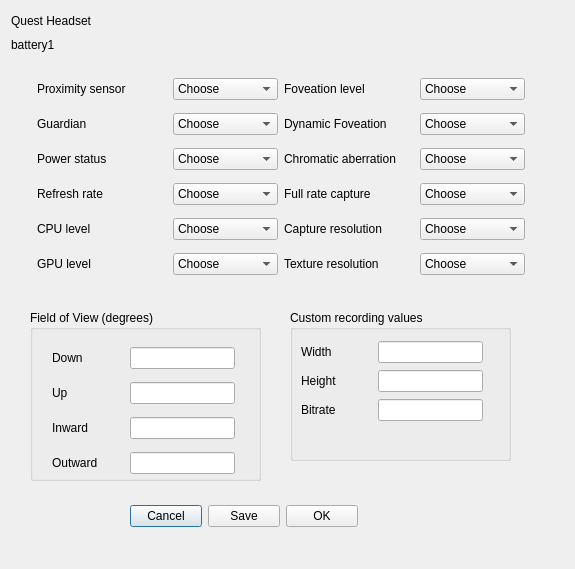
Qt form oculusdialog.ui (Eliminater74/adblink) before a commit.
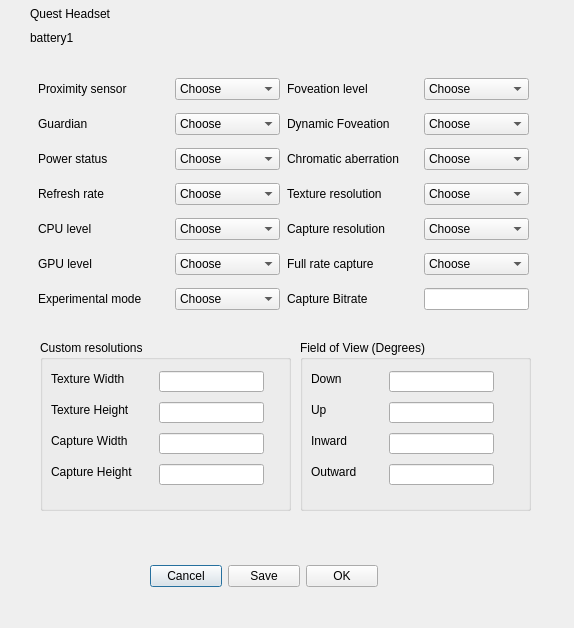
The same form after that commit.

What changed in the file:
```diff
--- a/oculusdialog.ui
+++ b/oculusdialog.ui
@@ -9,8 +9,8 @@
    <rect>
     <x>0</x>
     <y>0</y>
-    <width>575</width>
-    <height>569</height>
+    <width>574</width>
+    <height>628</height>
    </rect>
   </property>
   <property name="windowTitle">
@@ -19,8 +19,8 @@
   <widget class="QLabel" name="title">
    <property name="geometry">
     <rect>
-     <x>11</x>
-     <y>13</y>
+     <x>30</x>
+     <y>6</y>
      <width>151</width>
      <height>16</height>
     </rect>
@@ -32,8 +32,8 @@
   <widget class="QLabel" name="battery1Label">
    <property name="geometry">
     <rect>
-     <x>11</x>
-     <y>37</y>
+     <x>30</x>
+     <y>30</y>
      <width>300</width>
      <height>16</height>
     </rect>
@@ -57,8 +57,8 @@
   <widget class="QWidget" name="layoutWidget">
    <property name="geometry">
     <rect>
-     <x>130</x>
-     <y>500</y>
+     <x>150</x>
+     <y>560</y>
      <width>228</width>
      <height>32</height>
     </rect>
@@ -102,392 +102,13 @@
     </item>
    </layout>
   </widget>
-  <widget class="QGroupBox" name="groupBox">
-   <property name="geometry">
-    <rect>
-     <x>30</x>
-     <y>310</y>
-     <width>231</width>
-     <height>171</height>
-    </rect>
-   </property>
-   <property name="title">
-    <string>Field of View (degrees)</string>
-   </property>
-   <widget class="QWidget" name="layoutWidget">
-    <property name="geometry">
-     <rect>
-      <x>20</x>
-      <y>30</y>
-      <width>187</width>
-      <height>142</height>
-     </rect>
-    </property>
-    <layout class="QGridLayout" name="gridLayout">
-     <item row="1" column="0">
-      <widget class="QLabel" name="label_16">
-       <property name="minimumSize">
-        <size>
-         <width>70</width>
-         <height>0</height>
-        </size>
-       </property>
-       <property name="maximumSize">
-        <size>
-         <width>70</width>
-         <height>16777215</height>
-        </size>
-       </property>
-       <property name="text">
-        <string>Up</string>
-       </property>
-      </widget>
-     </item>
-     <item row="1" column="1">
-      <widget class="QLineEdit" name="fovup">
-       <property name="minimumSize">
-        <size>
-         <width>105</width>
-         <height>0</height>
-        </size>
-       </property>
-       <property name="maximumSize">
-        <size>
-         <width>105</width>
-         <height>16777215</height>
-        </size>
-       </property>
-       <property name="focusPolicy">
-        <enum>Qt::ClickFocus</enum>
-       </property>
-       <property name="toolTip">
-        <string>&lt;html&gt;&lt;head/&gt;&lt;body&gt;&lt;p&gt;&lt;span style=&quot; font-family:'Libre Franklin','Arial','Helvetica','sans-serif'; font-size:18px; font-weight:300; color:#363940; background-color:#ffffff;&quot;&gt;Field of view upward in degrees&lt;/span&gt;&lt;/p&gt;&lt;/body&gt;&lt;/html&gt;</string>
-       </property>
-       <property name="text">
-        <string/>
-       </property>
-       <property name="clearButtonEnabled">
-        <bool>false</bool>
-       </property>
-      </widget>
-     </item>
-     <item row="2" column="0">
-      <widget class="QLabel" name="label_17">
-       <property name="minimumSize">
-        <size>
-         <width>70</width>
-         <height>0</height>
-        </size>
-       </property>
-       <property name="maximumSize">
-        <size>
-         <width>70</width>
-         <height>16777215</height>
-        </size>
-       </property>
-       <property name="text">
-        <string>Inward</string>
-       </property>
-      </widget>
-     </item>
-     <item row="0" column="0">
-      <widget class="QLabel" name="label_18">
-       <property name="minimumSize">
-        <size>
-         <width>70</width>
-         <height>0</height>
-        </size>
-       </property>
-       <property name="maximumSize">
-        <size>
-         <width>70</width>
-         <height>16777215</height>
-        </size>
-       </property>
-       <property name="text">
-        <string>Down</string>
-       </property>
-      </widget>
-     </item>
-     <item row="3" column="1">
-      <widget class="QLineEdit" name="fovout">
-       <property name="minimumSize">
-        <size>
-         <width>105</width>
-         <height>0</height>
-        </size>
-       </property>
-       <property name="maximumSize">
-        <size>
-         <width>105</width>
-         <height>16777215</height>
-        </size>
-       </property>
-       <property name="focusPolicy">
-        <enum>Qt::ClickFocus</enum>
-       </property>
-       <property name="toolTip">
-        <string>&lt;html&gt;&lt;head/&gt;&lt;body&gt;&lt;p&gt;&lt;span style=&quot; font-family:'Libre Franklin','Arial','Helvetica','sans-serif'; font-size:18px; font-weight:300; color:#363940; background-color:#ffffff;&quot;&gt;Field of view outward in degrees&lt;/span&gt;&lt;/p&gt;&lt;/body&gt;&lt;/html&gt;</string>
-       </property>
-       <property name="text">
-        <string/>
-       </property>
-       <property name="clearButtonEnabled">
-        <bool>false</bool>
-       </property>
-      </widget>
-     </item>
-     <item row="0" column="1">
-      <widget class="QLineEdit" name="fovdown">
-       <property name="minimumSize">
-        <size>
-         <width>105</width>
-         <height>0</height>
-        </size>
-       </property>
-       <property name="maximumSize">
-        <size>
-         <width>105</width>
-         <height>16777215</height>
-        </size>
-       </property>
-       <property name="focusPolicy">
-        <enum>Qt::ClickFocus</enum>
-       </property>
-       <property name="toolTip">
-        <string>&lt;html&gt;&lt;head/&gt;&lt;body&gt;&lt;p&gt;&lt;span style=&quot; font-family:'Libre Franklin','Arial','Helvetica','sans-serif'; font-size:18px; font-weight:300; color:#363940; background-color:#ffffff;&quot;&gt;Field of view downward in degrees&lt;/span&gt;&lt;/p&gt;&lt;/body&gt;&lt;/html&gt;</string>
-       </property>
-       <property name="text">
-        <string/>
-       </property>
-       <property name="clearButtonEnabled">
-        <bool>false</bool>
-       </property>
-      </widget>
-     </item>
-     <item row="3" column="0">
-      <widget class="QLabel" name="label_19">
-       <property name="minimumSize">
-        <size>
-         <width>70</width>
-         <height>0</height>
-        </size>
-       </property>
-       <property name="maximumSize">
-        <size>
-         <width>70</width>
-         <height>16777215</height>
-        </size>
-       </property>
-       <property name="text">
-        <string>Outward</string>
-       </property>
-      </widget>
-     </item>
-     <item row="2" column="1">
-      <widget class="QLineEdit" name="fovin">
-       <property name="minimumSize">
-        <size>
-         <width>105</width>
-         <height>0</height>
-        </size>
-       </property>
-       <property name="maximumSize">
-        <size>
-         <width>105</width>
-         <height>16777215</height>
-        </size>
-       </property>
-       <property name="focusPolicy">
-        <enum>Qt::ClickFocus</enum>
-       </property>
-       <property name="toolTip">
-        <string>&lt;html&gt;&lt;head/&gt;&lt;body&gt;&lt;p&gt;&lt;span style=&quot; font-family:'Libre Franklin','Arial','Helvetica','sans-serif'; font-size:18px; font-weight:300; color:#363940; background-color:#ffffff;&quot;&gt;Field of view inward in degrees&lt;/span&gt;&lt;/p&gt;&lt;/body&gt;&lt;/html&gt;</string>
-       </property>
-       <property name="text">
-        <string/>
-       </property>
-       <property name="clearButtonEnabled">
-        <bool>false</bool>
-       </property>
-      </widget>
-     </item>
-    </layout>
-   </widget>
-  </widget>
-  <widget class="QGroupBox" name="groupBox_2">
-   <property name="geometry">
-    <rect>
-     <x>290</x>
-     <y>310</y>
-     <width>221</width>
-     <height>151</height>
-    </rect>
-   </property>
-   <property name="title">
-    <string>Custom recording values</string>
-   </property>
-   <widget class="QWidget" name="layoutWidget">
-    <property name="geometry">
-     <rect>
-      <x>10</x>
-      <y>30</y>
-      <width>185</width>
-      <height>85</height>
-     </rect>
-    </property>
-    <layout class="QGridLayout" name="gridLayout_2">
-     <item row="0" column="0">
-      <widget class="QLabel" name="label_13">
-       <property name="minimumSize">
-        <size>
-         <width>70</width>
-         <height>0</height>
-        </size>
-       </property>
-       <property name="maximumSize">
-        <size>
-         <width>70</width>
-         <height>16777215</height>
-        </size>
-       </property>
-       <property name="text">
-        <string>Width</string>
-       </property>
-      </widget>
-     </item>
-     <item row="0" column="1">
-      <widget class="QLineEdit" name="customWidth">
-       <property name="minimumSize">
-        <size>
-         <width>105</width>
-         <height>0</height>
-        </size>
-       </property>
-       <property name="maximumSize">
-        <size>
-         <width>105</width>
-         <height>16777215</height>
-        </size>
-       </property>
-       <property name="focusPolicy">
-        <enum>Qt::ClickFocus</enum>
-       </property>
-       <property name="toolTip">
-        <string>&lt;html&gt;&lt;head/&gt;&lt;body&gt;&lt;p&gt;&lt;span style=&quot; font-family:'Libre Franklin','Arial','Helvetica','sans-serif'; font-size:18px; font-weight:300; color:#363940; background-color:#ffffff;&quot;&gt;Override the default texture resolution width&lt;/span&gt;&lt;/p&gt;&lt;/body&gt;&lt;/html&gt;</string>
-       </property>
-       <property name="text">
-        <string/>
-       </property>
-       <property name="clearButtonEnabled">
-        <bool>true</bool>
-       </property>
-      </widget>
-     </item>
-     <item row="1" column="0">
-      <widget class="QLabel" name="label_14">
-       <property name="minimumSize">
-        <size>
-         <width>70</width>
-         <height>0</height>
-        </size>
-       </property>
-       <property name="maximumSize">
-        <size>
-         <width>70</width>
-         <height>16777215</height>
-        </size>
-       </property>
-       <property name="text">
-        <string>Height</string>
-       </property>
-      </widget>
-     </item>
-     <item row="1" column="1">
-      <widget class="QLineEdit" name="customHeight">
-       <property name="minimumSize">
-        <size>
-         <width>105</width>
-         <height>0</height>
-        </size>
-       </property>
-       <property name="maximumSize">
-        <size>
-         <width>105</width>
-         <height>16777215</height>
-        </size>
-       </property>
-       <property name="focusPolicy">
-        <enum>Qt::ClickFocus</enum>
-       </property>
-       <property name="toolTip">
-        <string>&lt;html&gt;&lt;head/&gt;&lt;body&gt;&lt;p&gt;&lt;span style=&quot; font-family:'Libre Franklin','Arial','Helvetica','sans-serif'; font-size:18px; font-weight:300; color:#363940; background-color:#ffffff;&quot;&gt;Override the default texture resolution height&lt;/span&gt;&lt;/p&gt;&lt;/body&gt;&lt;/html&gt;</string>
-       </property>
-       <property name="text">
-        <string/>
-       </property>
-       <property name="clearButtonEnabled">
-        <bool>true</bool>
-       </property>
-      </widget>
-     </item>
-     <item row="2" column="0">
-      <widget class="QLabel" name="label_15">
-       <property name="minimumSize">
-        <size>
-         <width>70</width>
-         <height>0</height>
-        </size>
-       </property>
-       <property name="maximumSize">
-        <size>
-         <width>70</width>
-         <height>16777215</height>
-        </size>
-       </property>
-       <property name="text">
-        <string>Bitrate</string>
-       </property>
-      </widget>
-     </item>
-     <item row="2" column="1">
-      <widget class="QLineEdit" name="customBitrate">
-       <property name="minimumSize">
-        <size>
-         <width>105</width>
-         <height>0</height>
-        </size>
-       </property>
-       <property name="maximumSize">
-        <size>
-         <width>105</width>
-         <height>16777215</height>
-        </size>
-       </property>
-       <property name="focusPolicy">
-        <enum>Qt::ClickFocus</enum>
-       </property>
-       <property name="toolTip">
-        <string>&lt;html&gt;&lt;head/&gt;&lt;body&gt;&lt;p&gt;&lt;span style=&quot; font-family:'Libre Franklin','Arial','Helvetica','sans-serif'; font-size:18px; font-weight:300; color:#363940; background-color:#ffffff;&quot;&gt;Override the default capture bitrate. &lt;/span&gt;&lt;/p&gt;&lt;/body&gt;&lt;/html&gt;</string>
-       </property>
-       <property name="text">
-        <string/>
-       </property>
-       <property name="clearButtonEnabled">
-        <bool>true</bool>
-       </property>
-      </widget>
-     </item>
-    </layout>
-   </widget>
-  </widget>
   <widget class="QWidget" name="layoutWidget">
    <property name="geometry">
     <rect>
      <x>37</x>
      <y>71</y>
-     <width>488</width>
-     <height>212</height>
+     <width>494</width>
+     <height>248</height>
     </rect>
    </property>
    <layout class="QGridLayout" name="gridLayout_3">
@@ -898,26 +519,26 @@
      </widget>
     </item>
     <item row="3" column="2">
-     <widget class="QLabel" name="label_10">
+     <widget class="QLabel" name="label_12">
       <property name="minimumSize">
        <size>
         <width>130</width>
-        <height>16</height>
+        <height>0</height>
        </size>
       </property>
       <property name="maximumSize">
        <size>
         <width>130</width>
-        <height>16</height>
+        <height>16777215</height>
        </size>
       </property>
       <property name="text">
-       <string>Full rate capture</string>
+       <string>Texture resolution</string>
       </property>
      </widget>
     </item>
     <item row="3" column="3">
-     <widget class="QComboBox" name="ratecaptureBox">
+     <widget class="QComboBox" name="textureBox">
       <property name="minimumSize">
        <size>
         <width>105</width>
@@ -931,7 +552,10 @@
        </size>
       </property>
       <property name="toolTip">
-       <string>&lt;html&gt;&lt;head/&gt;&lt;body&gt;&lt;p&gt;&lt;span style=&quot; font-family:'Libre Franklin','Arial','Helvetica','sans-serif'; font-size:18px; font-weight:300; color:#363940; background-color:#ffffff;&quot;&gt;Used to enable / disable video capture at full refresh rate. It is half by default.&lt;/span&gt;&lt;/p&gt;&lt;/body&gt;&lt;/html&gt;</string>
+       <string>&lt;html&gt;&lt;head/&gt;&lt;body&gt;&lt;p&gt;&lt;span style=&quot; font-family:'-apple-system','system-ui','Segoe UI Adjusted','Segoe UI','Liberation Sans','sans-serif'; font-size:15px; color:#0c0d0e; background-color:#ffffff;&quot;&gt;Change the&lt;/span&gt;&lt;span style=&quot; font-family:'Noto Sans','Arial','sans-serif'; font-size:14px; color:#1c1c1c; background-color:#ffffff;&quot;&gt; default resolution setting at which the Quest headset renders apps&lt;/span&gt;&lt;/p&gt;&lt;/body&gt;&lt;/html&gt;</string>
+      </property>
+      <property name="editable">
+       <bool>false</bool>
       </property>
       <item>
        <property name="text">
@@ -1150,29 +774,29 @@
      </widget>
     </item>
     <item row="5" column="2">
-     <widget class="QLabel" name="label_12">
+     <widget class="QLabel" name="label_10">
       <property name="minimumSize">
        <size>
         <width>130</width>
-        <height>0</height>
+        <height>16</height>
        </size>
       </property>
       <property name="maximumSize">
        <size>
         <width>130</width>
-        <height>16777215</height>
+        <height>16</height>
        </size>
       </property>
       <property name="toolTip">
        <string>&lt;html&gt;&lt;head/&gt;&lt;body&gt;&lt;p&gt;&lt;span style=&quot; font-family:'Libre Franklin','Arial','Helvetica','sans-serif'; font-size:18px; font-weight:300; color:#363940; background-color:#ffffff;&quot;&gt;Override the default texture resolution&lt;/span&gt;&lt;/p&gt;&lt;/body&gt;&lt;/html&gt;</string>
       </property>
       <property name="text">
-       <string>Texture resolution</string>
+       <string>Full rate capture</string>
       </property>
      </widget>
     </item>
     <item row="5" column="3">
-     <widget class="QComboBox" name="textureBox">
+     <widget class="QComboBox" name="ratecaptureBox">
       <property name="minimumSize">
        <size>
         <width>105</width>
@@ -1186,7 +810,63 @@
        </size>
       </property>
       <property name="toolTip">
-       <string>&lt;html&gt;&lt;head/&gt;&lt;body&gt;&lt;p&gt;&lt;span style=&quot; font-family:'-apple-system','system-ui','Segoe UI Adjusted','Segoe UI','Liberation Sans','sans-serif'; font-size:15px; color:#0c0d0e; background-color:#ffffff;&quot;&gt;This will set whether to keep your device awake (prevent sleeping) or not while it's being charged on specific platform: USB charging, AC power, wireless charging, or all of them.&lt;/span&gt;&lt;/p&gt;&lt;/body&gt;&lt;/html&gt;</string>
+       <string>&lt;html&gt;&lt;head/&gt;&lt;body&gt;&lt;p&gt;&lt;span style=&quot; font-family:'Libre Franklin','Arial','Helvetica','sans-serif'; font-size:18px; font-weight:300; color:#363940; background-color:#ffffff;&quot;&gt;Used to enable / disable video capture at full refresh rate. It is half by default.&lt;/span&gt;&lt;/p&gt;&lt;/body&gt;&lt;/html&gt;</string>
+      </property>
+      <item>
+       <property name="text">
+        <string>Choose</string>
+       </property>
+      </item>
+      <item>
+       <property name="text">
+        <string>Enable</string>
+       </property>
+      </item>
+      <item>
+       <property name="text">
+        <string>Disable</string>
+       </property>
+      </item>
+     </widget>
+    </item>
+    <item row="6" column="0">
+     <widget class="QLabel" name="label_20">
+      <property name="minimumSize">
+       <size>
+        <width>130</width>
+        <height>0</height>
+       </size>
+      </property>
+      <property name="maximumSize">
+       <size>
+        <width>130</width>
+        <height>16777215</height>
+       </size>
+      </property>
+      <property name="toolTip">
+       <string>&lt;html&gt;&lt;head/&gt;&lt;body&gt;&lt;p&gt;&lt;span style=&quot; font-family:'Libre Franklin','Arial','Helvetica','sans-serif'; font-size:18px; font-weight:300; color:#363940; background-color:#ffffff;&quot;&gt;Override the default texture resolution&lt;/span&gt;&lt;/p&gt;&lt;/body&gt;&lt;/html&gt;</string>
+      </property>
+      <property name="text">
+       <string>Experimental mode</string>
+      </property>
+     </widget>
+    </item>
+    <item row="6" column="1">
+     <widget class="QComboBox" name="experBox">
+      <property name="minimumSize">
+       <size>
+        <width>105</width>
+        <height>0</height>
+       </size>
+      </property>
+      <property name="maximumSize">
+       <size>
+        <width>105</width>
+        <height>16777215</height>
+       </size>
+      </property>
+      <property name="toolTip">
+       <string>&lt;html&gt;&lt;head/&gt;&lt;body&gt;&lt;p&gt;&lt;span style=&quot; font-family:'-apple-system','system-ui','Segoe UI Adjusted','Segoe UI','Liberation Sans','sans-serif'; font-size:15px; color:#0c0d0e; background-color:#ffffff;&quot;&gt;Set experimental mode, allowing access to functions that may otherwise be innaccesible.&lt;/span&gt;&lt;/p&gt;&lt;/body&gt;&lt;/html&gt;</string>
       </property>
       <property name="editable">
        <bool>false</bool>
@@ -1208,8 +888,553 @@
       </item>
      </widget>
     </item>
+    <item row="6" column="2">
+     <widget class="QLabel" name="label_25">
+      <property name="minimumSize">
+       <size>
+        <width>100</width>
+        <height>0</height>
+       </size>
+      </property>
+      <property name="maximumSize">
+       <size>
+        <width>100</width>
+        <height>16777215</height>
+       </size>
+      </property>
+      <property name="text">
+       <string>Capture Bitrate</string>
+      </property>
+     </widget>
+    </item>
+    <item row="6" column="3">
+     <widget class="QLineEdit" name="captureBitrate">
+      <property name="minimumSize">
+       <size>
+        <width>105</width>
+        <height>0</height>
+       </size>
+      </property>
+      <property name="maximumSize">
+       <size>
+        <width>105</width>
+        <height>16777215</height>
+       </size>
+      </property>
+      <property name="focusPolicy">
+       <enum>Qt::ClickFocus</enum>
+      </property>
+      <property name="toolTip">
+       <string>&lt;html&gt;&lt;head/&gt;&lt;body&gt;&lt;p&gt;&lt;span style=&quot; font-family:'Libre Franklin','Arial','Helvetica','sans-serif'; font-size:18px; font-weight:300; color:#363940; background-color:#ffffff;&quot;&gt;Override the default capture bitrate. &lt;/span&gt;&lt;/p&gt;&lt;/body&gt;&lt;/html&gt;</string>
+      </property>
+      <property name="text">
+       <string/>
+      </property>
+      <property name="clearButtonEnabled">
+       <bool>true</bool>
+      </property>
+     </widget>
+    </item>
    </layout>
   </widget>
+  <widget class="QGroupBox" name="groupBox">
+   <property name="geometry">
+    <rect>
+     <x>40</x>
+     <y>340</y>
+     <width>251</width>
+     <height>171</height>
+    </rect>
+   </property>
+   <property name="title">
+    <string>Custom resolutions</string>
+   </property>
+   <widget class="QLabel" name="label_21">
+    <property name="geometry">
+     <rect>
+      <x>11</x>
+      <y>31</y>
+      <width>100</width>
+      <height>16</height>
+     </rect>
+    </property>
+    <property name="minimumSize">
+     <size>
+      <width>100</width>
+      <height>0</height>
+     </size>
+    </property>
+    <property name="maximumSize">
+     <size>
+      <width>100</width>
+      <height>16777215</height>
+     </size>
+    </property>
+    <property name="text">
+     <string>Texture Width</string>
+    </property>
+   </widget>
+   <widget class="QLineEdit" name="textureWidth">
+    <property name="geometry">
+     <rect>
+      <x>119</x>
+      <y>31</y>
+      <width>105</width>
+      <height>21</height>
+     </rect>
+    </property>
+    <property name="minimumSize">
+     <size>
+      <width>105</width>
+      <height>0</height>
+     </size>
+    </property>
+    <property name="maximumSize">
+     <size>
+      <width>105</width>
+      <height>16777215</height>
+     </size>
+    </property>
+    <property name="focusPolicy">
+     <enum>Qt::ClickFocus</enum>
+    </property>
+    <property name="toolTip">
+     <string>&lt;html&gt;&lt;head/&gt;&lt;body&gt;&lt;p&gt;&lt;span style=&quot; font-family:'Libre Franklin','Arial','Helvetica','sans-serif'; font-size:18px; font-weight:300; color:#363940; background-color:#ffffff;&quot;&gt;Override the default texture resolution width&lt;/span&gt;&lt;/p&gt;&lt;/body&gt;&lt;/html&gt;</string>
+    </property>
+    <property name="text">
+     <string/>
+    </property>
+    <property name="clearButtonEnabled">
+     <bool>true</bool>
+    </property>
+   </widget>
+   <widget class="QLabel" name="label_23">
+    <property name="geometry">
+     <rect>
+      <x>11</x>
+      <y>62</y>
+      <width>100</width>
+      <height>16</height>
+     </rect>
+    </property>
+    <property name="minimumSize">
+     <size>
+      <width>100</width>
+      <height>0</height>
+     </size>
+    </property>
+    <property name="maximumSize">
+     <size>
+      <width>100</width>
+      <height>16777215</height>
+     </size>
+    </property>
+    <property name="text">
+     <string>Texture Height</string>
+    </property>
+   </widget>
+   <widget class="QLineEdit" name="textureHeight">
+    <property name="geometry">
+     <rect>
+      <x>119</x>
+      <y>62</y>
+      <width>105</width>
+      <height>21</height>
+     </rect>
+    </property>
+    <property name="minimumSize">
+     <size>
+      <width>105</width>
+      <height>0</height>
+     </size>
+    </property>
+    <property name="maximumSize">
+     <size>
+      <width>105</width>
+      <height>16777215</height>
+     </size>
+    </property>
+    <property name="focusPolicy">
+     <enum>Qt::ClickFocus</enum>
+    </property>
+    <property name="toolTip">
+     <string>&lt;html&gt;&lt;head/&gt;&lt;body&gt;&lt;p&gt;&lt;span style=&quot; font-family:'Libre Franklin','Arial','Helvetica','sans-serif'; font-size:18px; font-weight:300; color:#363940; background-color:#ffffff;&quot;&gt;Override the default texture resolution height&lt;/span&gt;&lt;/p&gt;&lt;/body&gt;&lt;/html&gt;</string>
+    </property>
+    <property name="text">
+     <string/>
+    </property>
+    <property name="clearButtonEnabled">
+     <bool>true</bool>
+    </property>
+   </widget>
+   <widget class="QLabel" name="label_22">
+    <property name="geometry">
+     <rect>
+      <x>11</x>
+      <y>93</y>
+      <width>100</width>
+      <height>16</height>
+     </rect>
+    </property>
+    <property name="minimumSize">
+     <size>
+      <width>100</width>
+      <height>0</height>
+     </size>
+    </property>
+    <property name="maximumSize">
+     <size>
+      <width>100</width>
+      <height>16777215</height>
+     </size>
+    </property>
+    <property name="text">
+     <string>Capture Width</string>
+    </property>
+   </widget>
+   <widget class="QLineEdit" name="captureWidth">
+    <property name="geometry">
+     <rect>
+      <x>119</x>
+      <y>93</y>
+      <width>105</width>
+      <height>21</height>
+     </rect>
+    </property>
+    <property name="minimumSize">
+     <size>
+      <width>105</width>
+      <height>0</height>
+     </size>
+    </property>
+    <property name="maximumSize">
+     <size>
+      <width>105</width>
+      <height>16777215</height>
+     </size>
+    </property>
+    <property name="focusPolicy">
+     <enum>Qt::ClickFocus</enum>
+    </property>
+    <property name="toolTip">
+     <string>&lt;html&gt;&lt;head/&gt;&lt;body&gt;&lt;p&gt;&lt;span style=&quot; font-family:'Libre Franklin','Arial','Helvetica','sans-serif'; font-size:18px; font-weight:300; color:#363940; background-color:#ffffff;&quot;&gt;Override the default capture resolution width&lt;/span&gt;&lt;/p&gt;&lt;/body&gt;&lt;/html&gt;</string>
+    </property>
+    <property name="text">
+     <string/>
+    </property>
+    <property name="clearButtonEnabled">
+     <bool>true</bool>
+    </property>
+   </widget>
+   <widget class="QLabel" name="label_24">
+    <property name="geometry">
+     <rect>
+      <x>11</x>
+      <y>124</y>
+      <width>100</width>
+      <height>16</height>
+     </rect>
+    </property>
+    <property name="minimumSize">
+     <size>
+      <width>100</width>
+      <height>0</height>
+     </size>
+    </property>
+    <property name="maximumSize">
+     <size>
+      <width>100</width>
+      <height>16777215</height>
+     </size>
+    </property>
+    <property name="text">
+     <string>Capture Height</string>
+    </property>
+   </widget>
+   <widget class="QLineEdit" name="captureHeight">
+    <property name="geometry">
+     <rect>
+      <x>119</x>
+      <y>124</y>
+      <width>105</width>
+      <height>21</height>
+     </rect>
+    </property>
+    <property name="minimumSize">
+     <size>
+      <width>105</width>
+      <height>0</height>
+     </size>
+    </property>
+    <property name="maximumSize">
+     <size>
+      <width>105</width>
+      <height>16777215</height>
+     </size>
+    </property>
+    <property name="focusPolicy">
+     <enum>Qt::ClickFocus</enum>
+    </property>
+    <property name="toolTip">
+     <string>&lt;html&gt;&lt;head/&gt;&lt;body&gt;&lt;p&gt;&lt;span style=&quot; font-family:'Libre Franklin','Arial','Helvetica','sans-serif'; font-size:18px; font-weight:300; color:#363940; background-color:#ffffff;&quot;&gt;Override the default capture resolution height&lt;/span&gt;&lt;/p&gt;&lt;/body&gt;&lt;/html&gt;</string>
+    </property>
+    <property name="text">
+     <string/>
+    </property>
+    <property name="clearButtonEnabled">
+     <bool>true</bool>
+    </property>
+   </widget>
+  </widget>
+  <widget class="QGroupBox" name="groupBox_2">
+   <property name="geometry">
+    <rect>
+     <x>300</x>
+     <y>340</y>
+     <width>231</width>
+     <height>171</height>
+    </rect>
+   </property>
+   <property name="title">
+    <string>Field of View (Degrees)</string>
+   </property>
+   <widget class="QLabel" name="label_18">
+    <property name="geometry">
+     <rect>
+      <x>11</x>
+      <y>31</y>
+      <width>70</width>
+      <height>16</height>
+     </rect>
+    </property>
+    <property name="minimumSize">
+     <size>
+      <width>70</width>
+      <height>0</height>
+     </size>
+    </property>
+    <property name="maximumSize">
+     <size>
+      <width>70</width>
+      <height>16777215</height>
+     </size>
+    </property>
+    <property name="text">
+     <string>Down</string>
+    </property>
+   </widget>
+   <widget class="QLineEdit" name="fovdown">
+    <property name="geometry">
+     <rect>
+      <x>89</x>
+      <y>31</y>
+      <width>105</width>
+      <height>21</height>
+     </rect>
+    </property>
+    <property name="minimumSize">
+     <size>
+      <width>105</width>
+      <height>0</height>
+     </size>
+    </property>
+    <property name="maximumSize">
+     <size>
+      <width>105</width>
+      <height>16777215</height>
+     </size>
+    </property>
+    <property name="focusPolicy">
+     <enum>Qt::ClickFocus</enum>
+    </property>
+    <property name="toolTip">
+     <string>&lt;html&gt;&lt;head/&gt;&lt;body&gt;&lt;p&gt;&lt;span style=&quot; font-family:'Libre Franklin','Arial','Helvetica','sans-serif'; font-size:18px; font-weight:300; color:#363940; background-color:#ffffff;&quot;&gt;Field of view downward in degrees&lt;/span&gt;&lt;/p&gt;&lt;/body&gt;&lt;/html&gt;</string>
+    </property>
+    <property name="text">
+     <string/>
+    </property>
+    <property name="clearButtonEnabled">
+     <bool>true</bool>
+    </property>
+   </widget>
+   <widget class="QLabel" name="label_16">
+    <property name="geometry">
+     <rect>
+      <x>11</x>
+      <y>62</y>
+      <width>70</width>
+      <height>16</height>
+     </rect>
+    </property>
+    <property name="minimumSize">
+     <size>
+      <width>70</width>
+      <height>0</height>
+     </size>
+    </property>
+    <property name="maximumSize">
+     <size>
+      <width>70</width>
+      <height>16777215</height>
+     </size>
+    </property>
+    <property name="text">
+     <string>Up</string>
+    </property>
+   </widget>
+   <widget class="QLineEdit" name="fovup">
+    <property name="geometry">
+     <rect>
+      <x>89</x>
+      <y>62</y>
+      <width>105</width>
+      <height>21</height>
+     </rect>
+    </property>
+    <property name="minimumSize">
+     <size>
+      <width>105</width>
+      <height>0</height>
+     </size>
+    </property>
+    <property name="maximumSize">
+     <size>
+      <width>105</width>
+      <height>16777215</height>
+     </size>
+    </property>
+    <property name="focusPolicy">
+     <enum>Qt::ClickFocus</enum>
+    </property>
+    <property name="toolTip">
+     <string>&lt;html&gt;&lt;head/&gt;&lt;body&gt;&lt;p&gt;&lt;span style=&quot; font-family:'Libre Franklin','Arial','Helvetica','sans-serif'; font-size:18px; font-weight:300; color:#363940; background-color:#ffffff;&quot;&gt;Field of view upward in degrees&lt;/span&gt;&lt;/p&gt;&lt;/body&gt;&lt;/html&gt;</string>
+    </property>
+    <property name="text">
+     <string/>
+    </property>
+    <property name="clearButtonEnabled">
+     <bool>true</bool>
+    </property>
+   </widget>
+   <widget class="QLabel" name="label_17">
+    <property name="geometry">
+     <rect>
+      <x>11</x>
+      <y>93</y>
+      <width>70</width>
+      <height>16</height>
+     </rect>
+    </property>
+    <property name="minimumSize">
+     <size>
+      <width>70</width>
+      <height>0</height>
+     </size>
+    </property>
+    <property name="maximumSize">
+     <size>
+      <width>70</width>
+      <height>16777215</height>
+     </size>
+    </property>
+    <property name="text">
+     <string>Inward</string>
+    </property>
+   </widget>
+   <widget class="QLineEdit" name="fovin">
+    <property name="geometry">
+     <rect>
+      <x>89</x>
+      <y>93</y>
+      <width>105</width>
+      <height>21</height>
+     </rect>
+    </property>
+    <property name="minimumSize">
+     <size>
+      <width>105</width>
+      <height>0</height>
+     </size>
+    </property>
+    <property name="maximumSize">
+     <size>
+      <width>105</width>
+      <height>16777215</height>
+     </size>
+    </property>
+    <property name="focusPolicy">
+     <enum>Qt::ClickFocus</enum>
+    </property>
+    <property name="toolTip">
+     <string>&lt;html&gt;&lt;head/&gt;&lt;body&gt;&lt;p&gt;&lt;span style=&quot; font-family:'Libre Franklin','Arial','Helvetica','sans-serif'; font-size:18px; font-weight:300; color:#363940; background-color:#ffffff;&quot;&gt;Field of view inward in degrees&lt;/span&gt;&lt;/p&gt;&lt;/body&gt;&lt;/html&gt;</string>
+    </property>
+    <property name="text">
+     <string/>
+    </property>
+    <property name="clearButtonEnabled">
+     <bool>true</bool>
+    </property>
+   </widget>
+   <widget class="QLabel" name="label_19">
+    <property name="geometry">
+     <rect>
+      <x>11</x>
+      <y>124</y>
+      <width>70</width>
+      <height>16</height>
+     </rect>
+    </property>
+    <property name="minimumSize">
+     <size>
+      <width>70</width>
+      <height>0</height>
+     </size>
+    </property>
+    <property name="maximumSize">
+     <size>
+      <width>70</width>
+      <height>16777215</height>
+     </size>
+    </property>
+    <property name="text">
+     <string>Outward</string>
+    </property>
+   </widget>
+   <widget class="QLineEdit" name="fovout">
+    <property name="geometry">
+     <rect>
+      <x>89</x>
+      <y>124</y>
+      <width>105</width>
+      <height>21</height>
+     </rect>
+    </property>
+    <property name="minimumSize">
+     <size>
+      <width>105</width>
+      <height>0</height>
+     </size>
+    </property>
+    <property name="maximumSize">
+     <size>
+      <width>105</width>
+      <height>16777215</height>
+     </size>
+    </property>
+    <property name="focusPolicy">
+     <enum>Qt::ClickFocus</enum>
+    </property>
+    <property name="toolTip">
+     <string>&lt;html&gt;&lt;head/&gt;&lt;body&gt;&lt;p&gt;&lt;span style=&quot; font-family:'Libre Franklin','Arial','Helvetica','sans-serif'; font-size:18px; font-weight:300; color:#363940; background-color:#ffffff;&quot;&gt;Field of view outward in degrees&lt;/span&gt;&lt;/p&gt;&lt;/body&gt;&lt;/html&gt;</string>
+    </property>
+    <property name="text">
+     <string/>
+    </property>
+    <property name="clearButtonEnabled">
+     <bool>true</bool>
+    </property>
+   </widget>
+  </widget>
  </widget>
  <resources/>
  <connections/>
```
Left out of the diff: 22 changed lines with no effect on the pictures.
